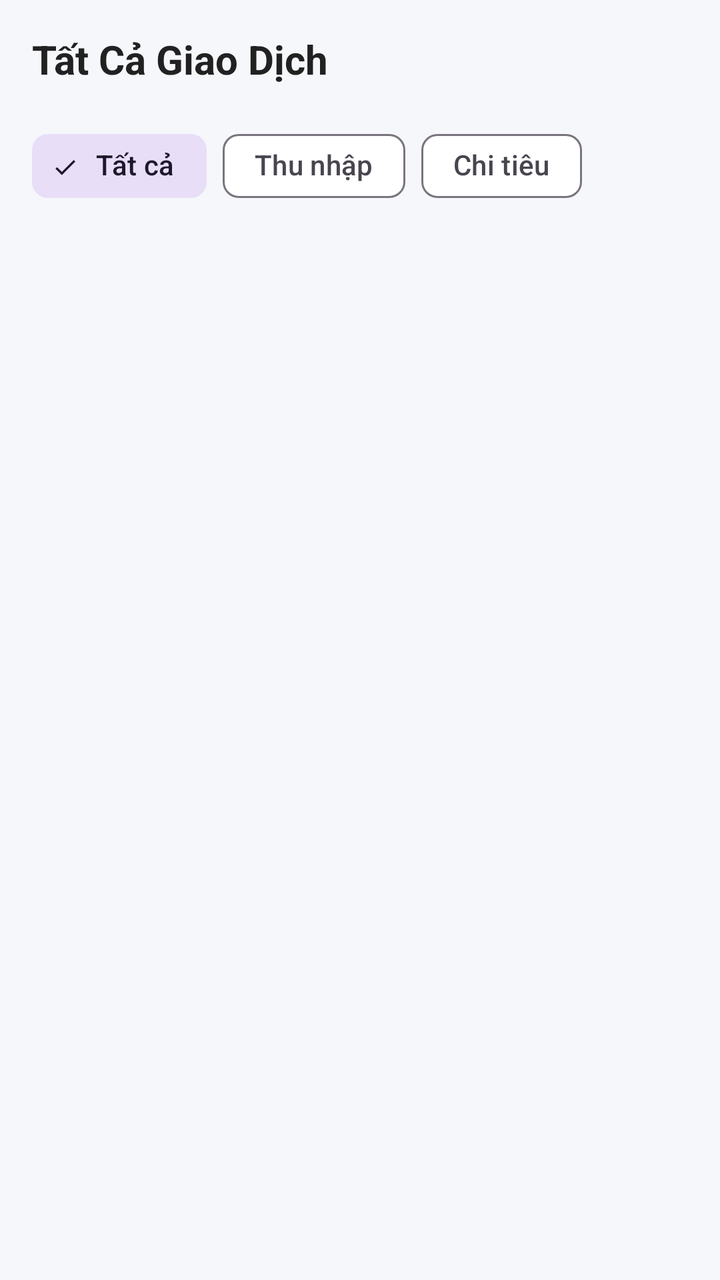
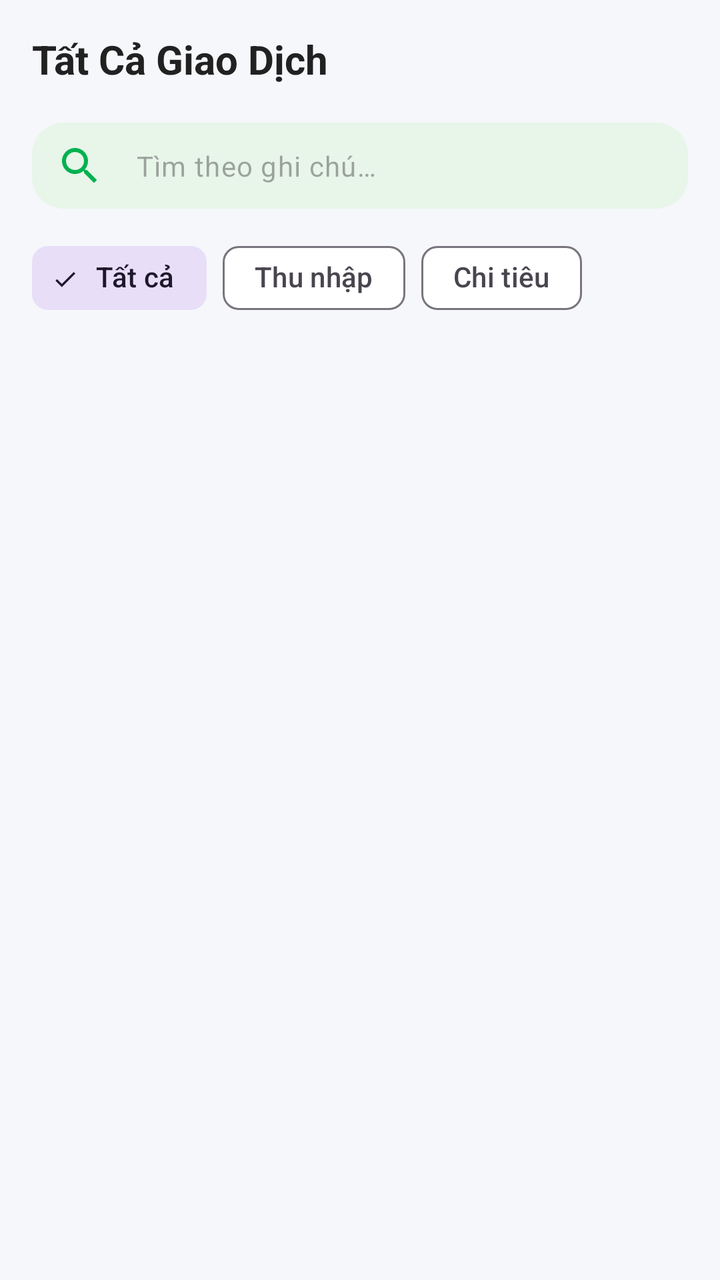

An Android layout rendered at two revisions. The XML below is the earlier revision; the diff shows what the commit changed to produce the second picture.
<!-- AndroidManifest.xml: application theme Theme.FinaceManager -->
<!-- res/layout/fragment_transactions.xml -->
<?xml version="1.0" encoding="utf-8"?>
<LinearLayout xmlns:android="http://schemas.android.com/apk/res/android"
    android:layout_width="match_parent"
    android:layout_height="match_parent"
    android:background="@color/color_background"
    android:orientation="vertical">

    <TextView
        android:layout_width="match_parent"
        android:layout_height="wrap_content"
        android:padding="@dimen/spacing_md"
        android:text="@string/title_transactions"
        android:textColor="@color/color_text_primary"
        android:textSize="@dimen/text_title"
        android:textStyle="bold" />

    
    <com.google.android.material.chip.ChipGroup
        android:id="@+id/cg_filter"
        android:layout_width="match_parent"
        android:layout_height="wrap_content"
        android:paddingHorizontal="@dimen/spacing_md"
        app:singleSelection="true"
        xmlns:app="http://schemas.android.com/apk/res-auto">

        <com.google.android.material.chip.Chip
            android:id="@+id/chip_all"
            style="@style/Widget.Material3.Chip.Filter"
            android:layout_width="wrap_content"
            android:layout_height="wrap_content"
            android:text="@string/label_all"
            android:checked="true" />

        <com.google.android.material.chip.Chip
            android:id="@+id/chip_income"
            style="@style/Widget.Material3.Chip.Filter"
            android:layout_width="wrap_content"
            android:layout_height="wrap_content"
            android:text="@string/label_income" />

        <com.google.android.material.chip.Chip
            android:id="@+id/chip_expense"
            style="@style/Widget.Material3.Chip.Filter"
            android:layout_width="wrap_content"
            android:layout_height="wrap_content"
            android:text="@string/label_expense" />
    </com.google.android.material.chip.ChipGroup>

    <androidx.recyclerview.widget.RecyclerView
        android:id="@+id/rv_all_transactions"
        android:layout_width="match_parent"
        android:layout_height="0dp"
        android:layout_weight="1"
        android:clipToPadding="false"
        android:padding="@dimen/spacing_sm" />

    <TextView
        android:id="@+id/tv_empty"
        android:layout_width="match_parent"
        android:layout_height="0dp"
        android:layout_weight="1"
        android:gravity="center"
        android:text="@string/label_no_transactions"
        android:textColor="@color/color_text_hint"
        android:textSize="@dimen/text_body"
        android:visibility="gone" />

</LinearLayout>
<!-- resources referenced by this layout -->
<resources>
  <color name="color_background">#F5F7FA</color>
  <color name="color_text_hint">#BDBDBD</color>
  <color name="color_text_primary">#212121</color>
  <dimen name="spacing_md">16dp</dimen>
  <dimen name="spacing_sm">8dp</dimen>
  <dimen name="text_body">14sp</dimen>
  <dimen name="text_title">20sp</dimen>
  <string name="label_all">Tất cả</string>
  <string name="label_expense">Chi tiêu</string>
  <string name="label_income">Thu nhập</string>
  <string name="label_no_transactions">Chưa có giao dịch nào</string>
  <string name="title_transactions">Tất Cả Giao Dịch</string>
  <style name="Theme.FinaceManager" parent="Base.Theme.FinaceManager" />
  <style name="Base.Theme.FinaceManager" parent="Theme.Material3.DayNight.NoActionBar">
          <item name="colorPrimary">@color/color_primary</item>
          <item name="colorPrimaryDark">@color/color_primary_dark</item>
          <item name="colorAccent">@color/color_accent</item>
          <item name="colorOnPrimary">@color/color_text_on_primary</item>
          <item name="android:colorBackground">@color/color_background</item>
          <item name="colorSurface">@color/color_surface</item>
          <item name="android:statusBarColor">@color/color_primary</item>
          <item name="android:navigationBarColor">@color/color_surface</item>
      </style>
  <color name="color_primary">#00B14F</color>
  <color name="color_primary_dark">#009640</color>
  <color name="color_accent">#FF6B35</color>
  <color name="color_text_on_primary">#FFFFFF</color>
  <color name="color_surface">#FFFFFF</color>
</resources>

<!-- the commit's change to res/layout/fragment_transactions.xml (unified diff, before → after) -->
@@ -1,5 +1,6 @@
 <?xml version="1.0" encoding="utf-8"?>
 <LinearLayout xmlns:android="http://schemas.android.com/apk/res/android"
+    xmlns:app="http://schemas.android.com/apk/res-auto"
     android:layout_width="match_parent"
     android:layout_height="match_parent"
     android:background="@color/color_background"
@@ -13,6 +14,33 @@
         android:textColor="@color/color_text_primary"
         android:textSize="@dimen/text_title"
         android:textStyle="bold" />
+
+    
+    <com.google.android.material.textfield.TextInputLayout
+        android:layout_width="match_parent"
+        android:layout_height="wrap_content"
+        android:layout_marginHorizontal="@dimen/spacing_md"
+        android:layout_marginBottom="@dimen/spacing_sm"
+        app:boxCornerRadiusTopStart="16dp"
+        app:boxCornerRadiusTopEnd="16dp"
+        app:boxCornerRadiusBottomStart="16dp"
+        app:boxCornerRadiusBottomEnd="16dp"
+        app:boxStrokeWidth="0dp"
+        app:boxStrokeWidthFocused="0dp"
+        app:boxBackgroundColor="#E8F5E9"
+        app:hintEnabled="false"
+        app:startIconDrawable="@drawable/ic_search"
+        app:startIconTint="@color/color_primary">
+
+        <com.google.android.material.textfield.TextInputEditText
+            android:id="@+id/et_search"
+            android:layout_width="match_parent"
+            android:layout_height="wrap_content"
+            android:hint="@string/hint_search"
+            android:inputType="text"
+            android:paddingVertical="12dp"
+            android:textSize="14sp" />
+    </com.google.android.material.textfield.TextInputLayout>
 
     
     <com.google.android.material.chip.ChipGroup
<!-- resource entries referenced after the edit -->
@@ -1,12 +1,24 @@
 <!-- resources referenced by this layout -->
 <resources>
   <color name="color_background">#F5F7FA</color>
+  <color name="color_primary">#00B14F</color>
   <color name="color_text_hint">#BDBDBD</color>
   <color name="color_text_primary">#212121</color>
   <dimen name="spacing_md">16dp</dimen>
   <dimen name="spacing_sm">8dp</dimen>
   <dimen name="text_body">14sp</dimen>
   <dimen name="text_title">20sp</dimen>
+  <!-- drawable ic_search (drawable) -->
+  <vector xmlns:android="http://schemas.android.com/apk/res/android"
+      android:width="24dp"
+      android:height="24dp"
+      android:viewportWidth="24"
+      android:viewportHeight="24">
+    <path
+        android:fillColor="#FF000000"
+        android:pathData="M15.5,14h-0.79l-0.28,-0.27C15.41,12.59 16,11.11 16,9.5 16,5.91 13.09,3 9.5,3S3,5.91 3,9.5 5.91,16 9.5,16c1.61,0 3.09,-0.59 4.23,-1.57l0.27,0.28v0.79l5,4.99L20.49,19l-4.99,-5zM9.5,14C7.01,14 5,11.99 5,9.5S7.01,5 9.5,5 14,7.01 14,9.5 11.99,14 9.5,14z"/>
+  </vector>
+  <string name="hint_search">Tìm theo ghi chú…</string>
   <string name="label_all">Tất cả</string>
   <string name="label_expense">Chi tiêu</string>
   <string name="label_income">Thu nhập</string>
@@ -23,7 +35,6 @@
           <item name="android:statusBarColor">@color/color_primary</item>
           <item name="android:navigationBarColor">@color/color_surface</item>
       </style>
-  <color name="color_primary">#00B14F</color>
   <color name="color_primary_dark">#009640</color>
   <color name="color_accent">#FF6B35</color>
   <color name="color_text_on_primary">#FFFFFF</color>
